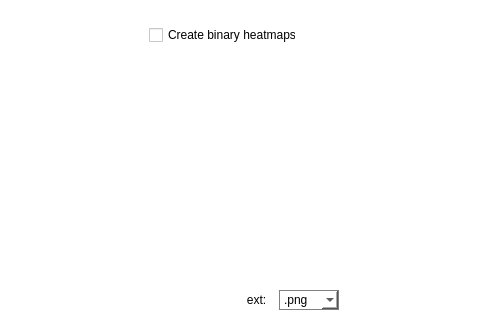
This is src/gui/ui/iterpreter and others.ui in jsanchez679/morphoHeart as Qt 5 draws it before an edit; both pictures show x 516 to 996 and y 215 to 535 of the 996 by 744 pixel window. The edited form follows.
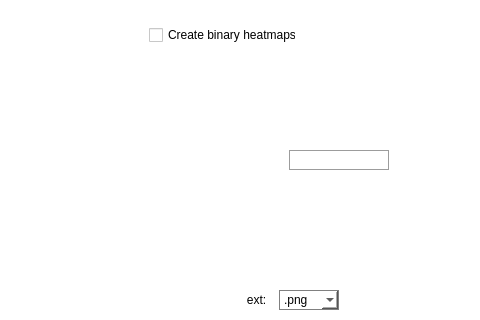
This is the edited form.

Patch:
```diff
--- a/src/gui/ui/iterpreter and others.ui
+++ b/src/gui/ui/iterpreter and others.ui
@@ -284,6 +284,40 @@
     <bool>false</bool>
    </property>
   </widget>
+  <widget class="QLineEdit" name="cut_2Dbi">
+   <property name="geometry">
+    <rect>
+     <x>805</x>
+     <y>365</y>
+     <width>100</width>
+     <height>20</height>
+    </rect>
+   </property>
+   <property name="minimumSize">
+    <size>
+     <width>100</width>
+     <height>20</height>
+    </size>
+   </property>
+   <property name="maximumSize">
+    <size>
+     <width>16777215</width>
+     <height>20</height>
+    </size>
+   </property>
+   <property name="styleSheet">
+    <string notr="true">QLineEdit {background-color: rgba(0,0,0,0);
+border: 1px solid rgb(156, 156, 156);
+font: 25 10pt &quot;Calibri Light&quot;;
+font-family: &quot;Calibri Light&quot;;
+}
+QLineEdit:focus { border: 1px solid #eb6fbd;}
+					</string>
+   </property>
+   <property name="alignment">
+    <set>Qt::AlignCenter</set>
+   </property>
+  </widget>
  </widget>
  <resources/>
  <connections/>
```
